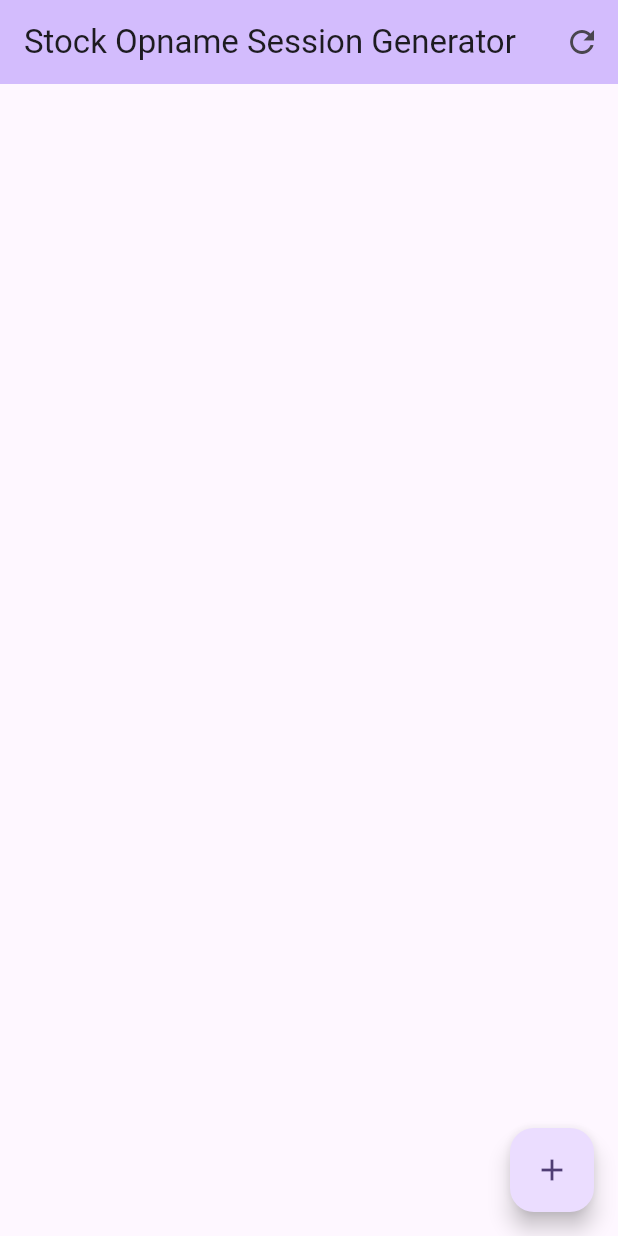
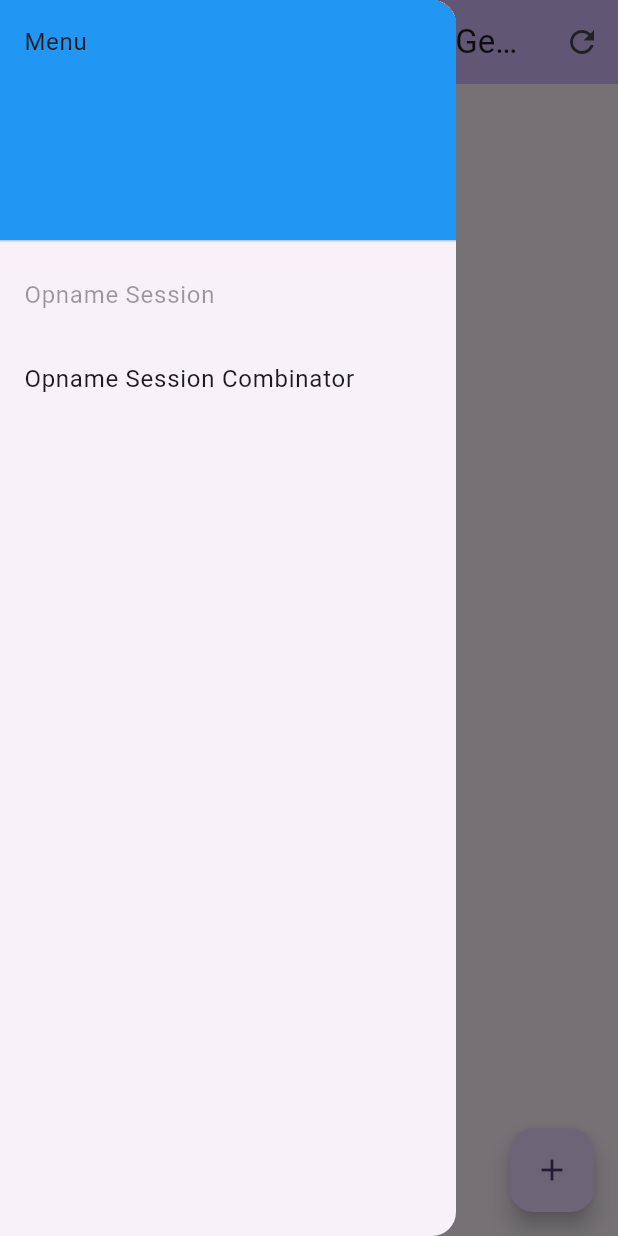
Before and after one commit to Sipoet/stock_opname_software, a Flutter app: the screen it shows after launch, with the side drawer open (before the commit the screen has no drawer), on a phone screen of 412 x 824 dp. Run offline on Flutter 3.47's test engine with Material 3 defaults, Android fonts, the phone set to English and light mode, and no system bars; drawn by our look-alikes of toastification; our stand-ins replace device_info_plus, file_picker, permission_handler, sqflite, sqflite_common_ffi; missing offline and left inert: downloadsfolder, excel; accounts and stored records are empty.

Commit message:
add opname session combinator

```diff
--- a/lib/modules/opname_excel_generator.dart
+++ b/lib/modules/opname_excel_generator.dart
@@ -27,7 +27,8 @@ mixin OpnameExcelGenerator {
     }
   }
 
-  Future<String?> generateExcel(OpnameSession opnameSession) async {
+  Future<String?> generateExcel(OpnameSession opnameSession,
+      {String? filename}) async {
     if (!await _checkPermission()) {
       return null;
     }
@@ -69,7 +70,7 @@ mixin OpnameExcelGenerator {
           "opname session at ${opnameSession.updatedAt.formatDate()}. last check at ${opnameItem.updatedAt.formatDatetime()}");
     }
     var fileBytes = excel.save();
-    final filename = "stock-opname-${opnameSession.updatedAt.dateIso()}.xlsx";
+    filename ??= "stock-opname-${opnameSession.updatedAt.dateIso()}.xlsx";
     String? fileLocation = await _findLocation(filename);
 
     if (fileBytes != null && fileLocation != null) {
--- a/lib/pages/home_page.dart
+++ b/lib/pages/home_page.dart
@@ -4,6 +4,7 @@ import 'package:stock_opname_software/extensions.dart';
 import 'package:stock_opname_software/models/application_record.dart';
 import 'package:stock_opname_software/modules/opname_excel_generator.dart';
 import 'package:stock_opname_software/pages/opname_session_form_page.dart';
+import 'package:stock_opname_software/pages/opname_session_combinator_page.dart';
 import 'package:stock_opname_software/models/opname_session.dart';
 import 'package:toastification/toastification.dart';
 import 'package:provider/provider.dart';
@@ -20,9 +21,12 @@ class HomePage extends StatefulWidget {
 class _HomePageState extends State<HomePage> with OpnameExcelGenerator {
   List<OpnameSession> opnameSessions = [];
   late final Database db;
+  String activePage = 'opnameSession';
+  late Widget activeWidget;
   @override
   void initState() {
     db = context.read<Database>();
+    activeWidget = opnameSessionView();
     fetchOpnameSession();
     super.initState();
   }
@@ -42,6 +46,38 @@ class _HomePageState extends State<HomePage> with OpnameExcelGenerator {
   @override
   Widget build(BuildContext context) {
     return Scaffold(
+      drawer: Drawer(
+        child: ListView(children: [
+          const DrawerHeader(
+            decoration: BoxDecoration(
+              color: Colors.blue,
+            ),
+            child: Text('Menu'),
+          ),
+          ListTile(
+            title: const Text('Opname Session'),
+            enabled: activePage != 'opnameSession',
+            onTap: () {
+              setState(() {
+                activeWidget = opnameSessionView();
+                activePage = 'opnameSession';
+              });
+              Navigator.of(context).pop();
+            },
+          ),
+          ListTile(
+            title: const Text('Opname Session Combinator'),
+            enabled: activePage != 'opnameSessionCombinator',
+            onTap: () {
+              setState(() {
+                activeWidget = const OpnameSessionCombinatorPage();
+                activePage = 'opnameSessionCombinator';
+              });
+              Navigator.of(context).pop();
+            },
+          ),
+        ]),
+      ),
       appBar: AppBar(
         backgroundColor: Theme.of(context).colorScheme.inversePrimary,
         title: Text(widget.title),
@@ -49,9 +85,10 @@ class _HomePageState extends State<HomePage> with OpnameExcelGenerator {
           IconButton(
               onPressed: fetchOpnameSession, icon: const Icon(Icons.refresh))
         ],
+        leading: const DrawerButton(),
       ),
       body: Center(
-        child: opnameSessionView(),
+        child: activeWidget,
 
         // opnameSessionView2(),
       ),
```
Also changed, not shown: lib/pages/opname_session_combinator_page.dart (added, +147 -0 lines).
